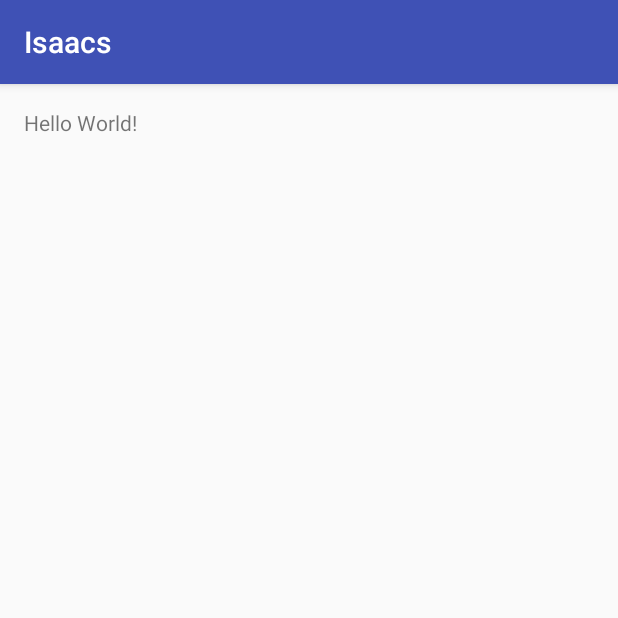
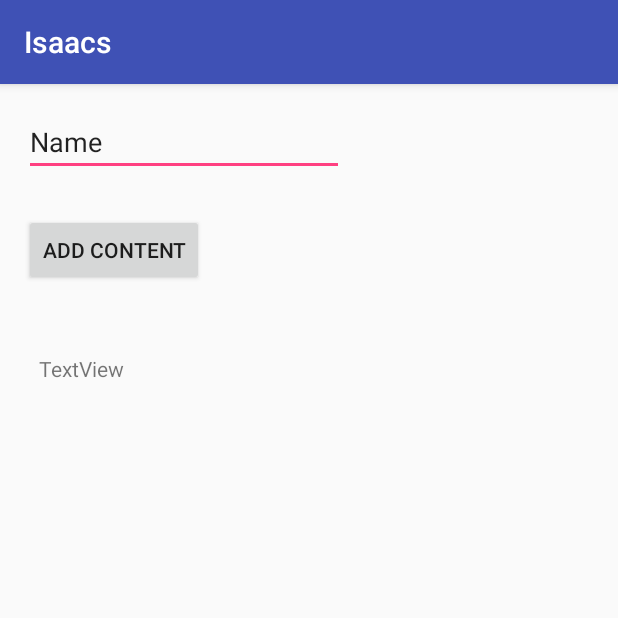
Before and after one commit to Secuencia/app-android, an Android app: the screen it shows after launch (MainActivity), on a phone screen of 412 x 824 dp, the top half of it. Run offline under Robolectric (Android 15) with nearby library versions, the phone set to English and light mode, and no system bars.

```diff
--- a/Isaacs/app/build.gradle
+++ b/Isaacs/app/build.gradle
@@ -31,4 +31,5 @@ dependencies {
             [group: 'com.fasterxml.jackson.core', name: 'jackson-annotations', version: '2.4.1'],
             [group: 'com.fasterxml.jackson.core', name: 'jackson-databind', version: '2.4.1']
     )
+    compile 'com.android.support:gridlayout-v7:24.2.1'
 }
--- a/Isaacs/app/src/main/java/moviles/isaacs/com/isaacs/MainActivity.java
+++ b/Isaacs/app/src/main/java/moviles/isaacs/com/isaacs/MainActivity.java
@@ -10,4 +10,8 @@ public class MainActivity extends AppCompatActivity {
         super.onCreate(savedInstanceState);
         setContentView(R.layout.activity_main);
     }
+
+    public void addContent() {
+        System.out.println("PRUEBA");
+    }
 }
--- a/Isaacs/app/src/main/res/layout/activity_main.xml
+++ b/Isaacs/app/src/main/res/layout/activity_main.xml
@@ -11,8 +11,33 @@
     android:paddingBottom="@dimen/activity_vertical_margin"
     tools:context="moviles.isaacs.com.isaacs.MainActivity">
 
-    <TextView
+    <EditText
         android:layout_width="wrap_content"
         android:layout_height="wrap_content"
-        android:text="Hello World!" />
+        android:inputType="textPersonName"
+        android:text="Name"
+        android:ems="10"
+        android:layout_alignParentTop="true"
+        android:layout_alignParentStart="true"
+        android:id="@+id/editText" />
+
+    <Button
+        android:text="Add Content"
+        android:layout_width="wrap_content"
+        android:layout_height="wrap_content"
+        android:layout_below="@+id/editText"
+        android:layout_alignParentLeft="true"
+        android:layout_marginTop="25dp"
+        android:id="@+id/content_button"
+        android:onClick="addContent" />
+
+    <TextView
+        android:text="TextView"
+        android:layout_width="wrap_content"
+        android:layout_height="wrap_content"
+        android:layout_below="@+id/content_button"
+        android:layout_alignParentStart="true"
+        android:layout_marginStart="10dp"
+        android:layout_marginTop="45dp"
+        android:id="@+id/textView" />
 </RelativeLayout>
```
